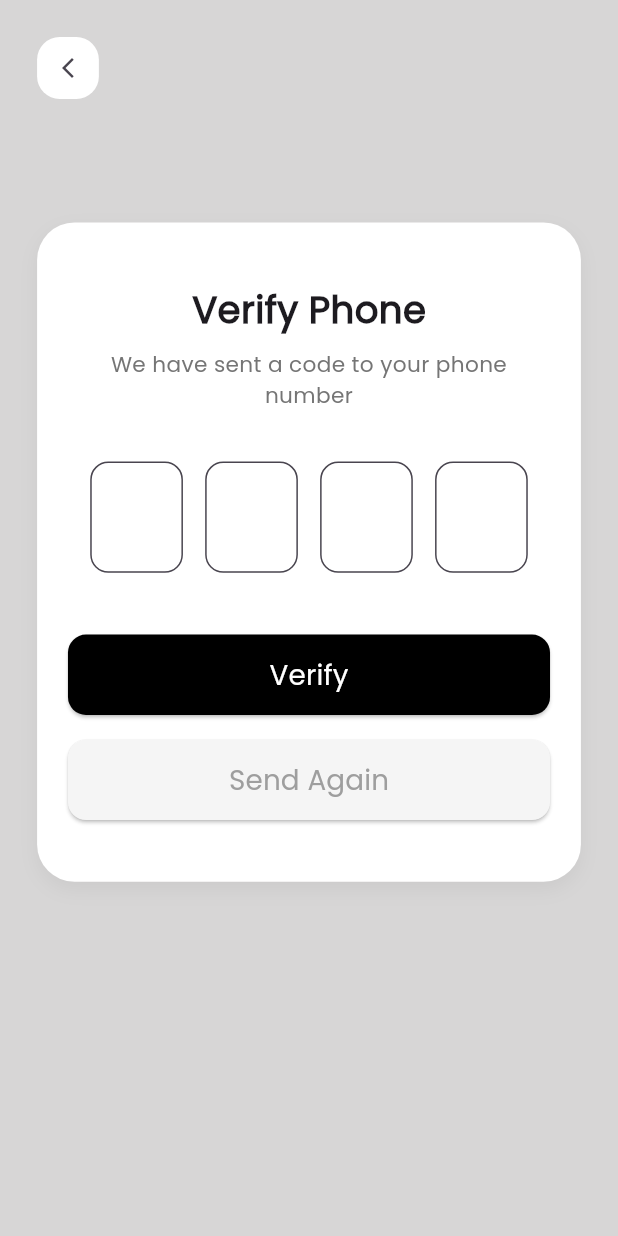
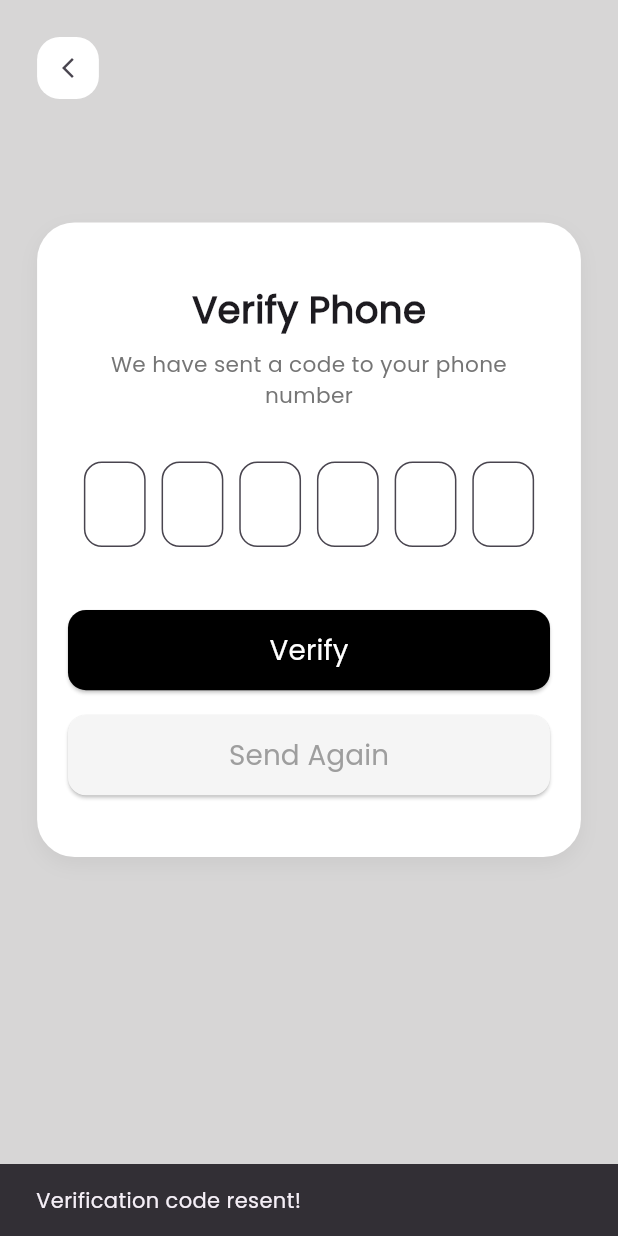
Before and after one commit to Donia-Abd-ElNasser/Masrofy, a Flutter app: the VerifyPhoneView screen opened by its route, after a tap on "Send Again", on a phone screen of 412 x 824 dp. Run offline on Flutter 3.47's test engine with Material 3 defaults, Android fonts, the phone set to English and light mode, and no system bars; our stand-ins replace firebase_auth, firebase_core, fl_chart, flutter_bloc, font_awesome_flutter, go_router and 1 more; accounts and stored records are empty.

Commit message:
sign in with phone number done

```diff
--- a/lib/core/routes.dart
+++ b/lib/core/routes.dart
@@ -31,7 +31,7 @@ static const kHomeView='/home';
 static const kBudgetView='/budget';
   static GoRouter getRouter() {
     return GoRouter(
-      initialLocation: kSplashView,
+      initialLocation: kWelcomeView,
       routes: [
 
     animatedRoute(
--- a/lib/screens/Auth/views/verify_phone_view.dart
+++ b/lib/screens/Auth/views/verify_phone_view.dart
@@ -1,7 +1,10 @@
 import 'package:flutter/material.dart';
+import 'package:flutter_bloc/flutter_bloc.dart';
 import 'package:go_router/go_router.dart';
 import 'package:masrofy/core/routes.dart';
 import 'package:masrofy/core/utills/back_button.dart';
+import 'package:masrofy/screens/Auth/view_model/auth_cubit/auth_cubit.dart';
+import 'package:masrofy/screens/Auth/view_model/auth_cubit/auth_state.dart';
 
 class VerifyPhoneView extends StatefulWidget {
   const VerifyPhoneView({super.key});
@@ -11,11 +14,9 @@ class VerifyPhoneView extends StatefulWidget {
 }
 
 class _VerifyPhoneViewState extends State<VerifyPhoneView> {
-  final List<TextEditingController> _controllers = List.generate(
-    4,
-    (_) => TextEditingController(),
-  );
-  final List<FocusNode> _focusNodes = List.generate(4, (_) => FocusNode());
+  final List<TextEditingController> _controllers =
+      List.generate(6, (_) => TextEditingController());
+  final List<FocusNode> _focusNodes = List.generate(6, (_) => FocusNode());
 
   @override
   void dispose() {
@@ -29,7 +30,7 @@ class _VerifyPhoneViewState extends State<VerifyPhoneView> {
   }
 
   void _onChanged(String value, int index) {
-    if (value.isNotEmpty && index < 3) {
+    if (value.isNotEmpty && index < 5) {
       _focusNodes[index + 1].requestFocus();
     } else if (value.isEmpty && index > 0) {
       _focusNodes[index - 1].requestFocus();
@@ -43,9 +44,24 @@ class _VerifyPhoneViewState extends State<VerifyPhoneView> {
     final height = size.height;
 
     return Scaffold(
-
       body: SafeArea(
-        child: SingleChildScrollView(
+        child: BlocConsumer<AuthCubit, AuthState>(
+          listener: (context, state) {
+            if (state is AuthFailure) {
+              ScaffoldMessenger.of(context).showSnackBar(
+                SnackBar(
+                  content: Text(state.errmessage),
+                  backgroundColor: Colors.redAccent,
+                ),
+              );
+            }
+            if (state is AuthSuccess) {
+              GoRouter.of(context).pushReplacement(AppRoutes.kHomeView);
+            }
+          },
+          builder: (context, state) {
+            return SingleChildScrollView(
+              keyboardDismissBehavior: ScrollViewKeyboardDismissBehavior.onDrag,
               physics: const BouncingScrollPhysics(),
               child: Padding(
                 padding: EdgeInsets.symmetric(
@@ -97,13 +113,13 @@ class _VerifyPhoneViewState extends State<VerifyPhoneView> {
                             ),
                             SizedBox(height: height * 0.04),
 
-                        // OTP Fields
+                            /// OTP Fields
                             Row(
                               mainAxisAlignment: MainAxisAlignment.spaceEvenly,
-                          children: List.generate(4, (index) {
+                              children: List.generate(6, (index) {
                                 return SizedBox(
-                              width: width * 0.15,
-                              height: width * 0.18,
+                                  width: width * 0.1,
+                                  height: width * 0.14,
                                   child: TextField(
                                     controller: _controllers[index],
                                     focusNode: _focusNodes[index],
@@ -111,7 +127,7 @@ class _VerifyPhoneViewState extends State<VerifyPhoneView> {
                                     textAlign: TextAlign.center,
                                     maxLength: 1,
                                     style: TextStyle(
-                                  fontSize: width * 0.07,
+                                      fontSize: width * 0.04,
                                       fontWeight: FontWeight.bold,
                                     ),
                                     decoration: InputDecoration(
@@ -139,7 +155,7 @@ class _VerifyPhoneViewState extends State<VerifyPhoneView> {
                             ),
                             SizedBox(height: height * 0.05),
 
-                        // Verify button
+                            /// Verify Button
                             SizedBox(
                               width: double.infinity,
                               height: height * 0.065,
@@ -150,14 +166,29 @@ class _VerifyPhoneViewState extends State<VerifyPhoneView> {
                                     borderRadius: BorderRadius.circular(12),
                                   ),
                                 ),
-                            onPressed: () {
-                              // String code =
-                              //     _controllers.map((e) => e.text).join();
-                              // debugPrint("Entered code: $code");
-                            GoRouter.of(context).push(AppRoutes.kHomeView);
-
+                                onPressed: state is AuthLoading
+                                    ? null
+                                    : () {
+                                        final code = _controllers
+                                            .map((e) => e.text)
+                                            .join()
+                                            .trim();
+                                        if (code.length ==6 ) {
+                                        BlocProvider.of<AuthCubit>(context).verifyOtp(code);
+                                        } else {
+                                          ScaffoldMessenger.of(context)
+                                              .showSnackBar(
+                                            const SnackBar(
+                                              content: Text(
+                                                  'Please enter the 6-digit code.'),
+                                            ),
+                                          );
+                                        }
                                       },
-                            child: Text(
+                                child: state is AuthLoading
+                                    ? const CircularProgressIndicator(
+                                        color: Colors.white)
+                                    : Text(
                                         "Verify",
                                         style: TextStyle(
                                           fontSize: width * 0.045,
@@ -169,7 +200,7 @@ class _VerifyPhoneViewState extends State<VerifyPhoneView> {
 
                             SizedBox(height: height * 0.02),
 
-                        // Send again button
+                            /// Send Again Button
                             SizedBox(
                               width: double.infinity,
                               height: height * 0.065,
@@ -180,10 +211,19 @@ class _VerifyPhoneViewState extends State<VerifyPhoneView> {
                                     borderRadius: BorderRadius.circular(12),
                                   ),
                                 ),
-                            onPressed: () {
+                                onPressed: state is AuthLoading
+                                    ? null
+                                    : () {
                                         for (var c in _controllers) {
                                           c.clear();
                                         }
+                                        ScaffoldMessenger.of(context)
+                                            .showSnackBar(
+                                          const SnackBar(
+                                            content: Text(
+                                                'Verification code resent!'),
+                                          ),
+                                        );
                                       },
                                 child: Text(
                                   "Send Again",
@@ -201,6 +241,8 @@ class _VerifyPhoneViewState extends State<VerifyPhoneView> {
                   ],
                 ),
               ),
+            );
+          },
         ),
       ),
     );
```
Also changed, not shown: lib/screens/Auth/view_model/auth_cubit/auth_cubit.dart (+45 -15 lines), lib/screens/Auth/views/phone_view.dart (+54 -19 lines), lib/screens/onboarding/view/welcome_screen.dart (+10 -5 lines). Lines whose indentation alone changed are shown as unchanged.
